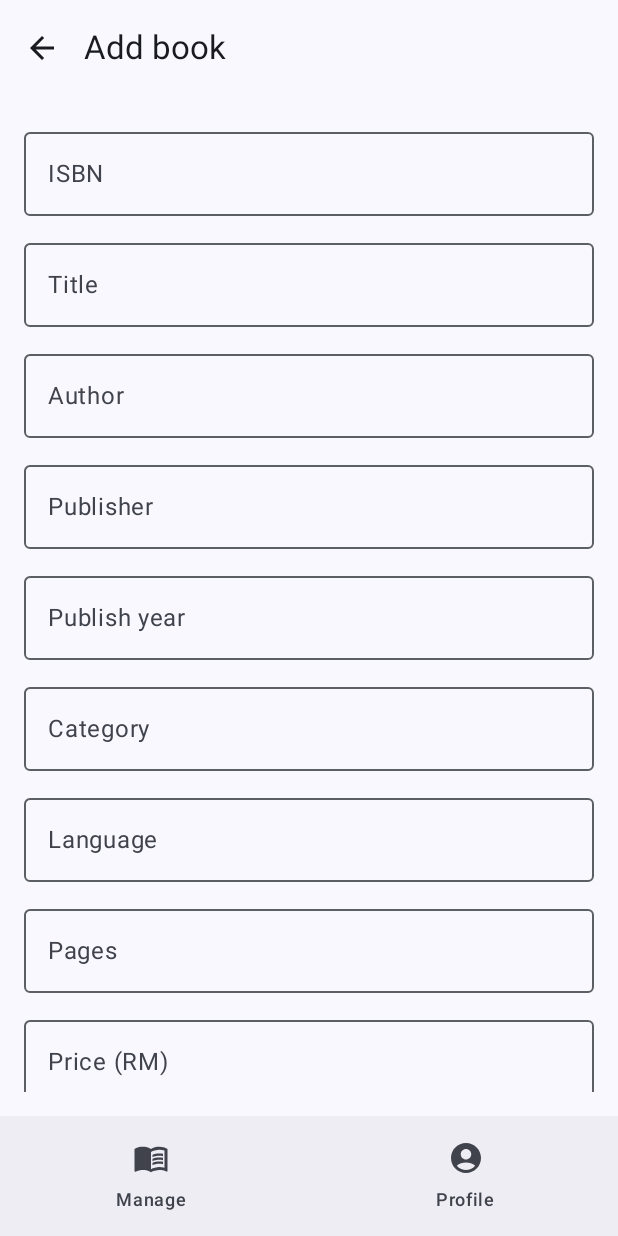
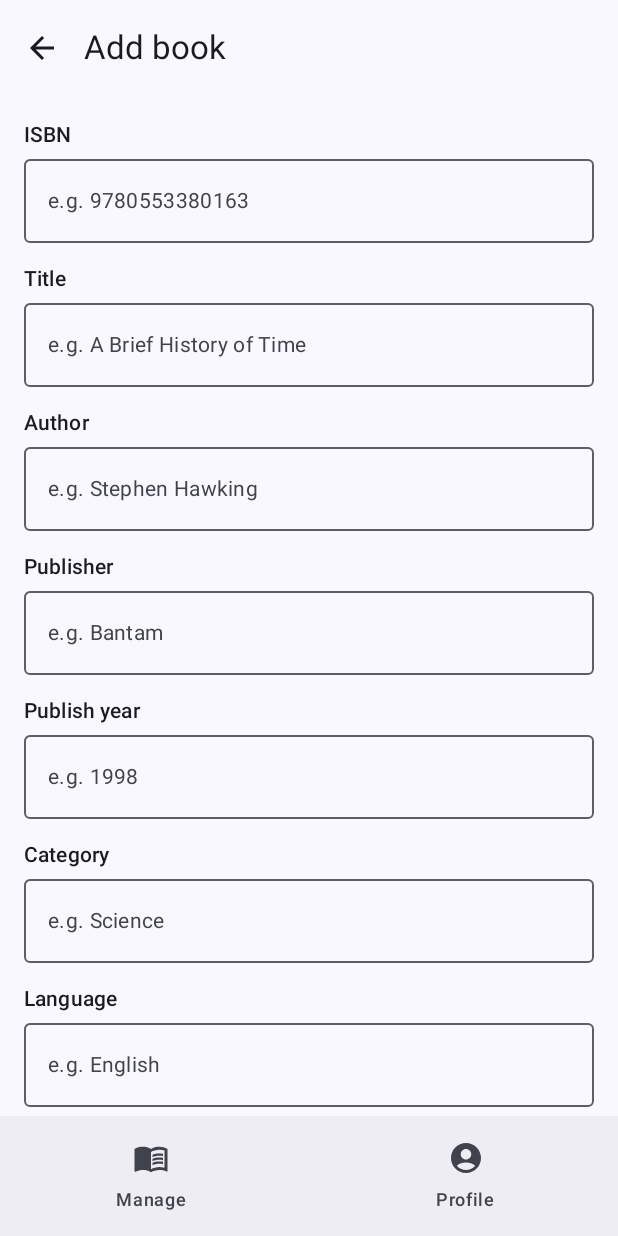
Before and after one commit to Vick-moo/Library_System, an Android app built with Jetpack Compose: the screen it shows after launch (MainActivity), after a tap on "Add book", on a phone screen of 412 x 824 dp. Run offline under Robolectric (Android 15) with nearby library versions, the phone set to English and light mode, and no system bars; libraries missing offline, so code that uses them is left out: io.github.jan.supabase; 20 statements that could not run were skipped.

Commit message:
M1 UI polish: FAB, labeled fields with e.g. hints, ime padding, rotation config, archive/discard confirmations, copy dialog layout

```diff
--- a/app/src/main/AndroidManifest.xml
+++ b/app/src/main/AndroidManifest.xml
@@ -15,6 +15,7 @@
         android:theme="@style/Theme.LibrarySystem">
         <activity
             android:name=".MainActivity"
+            android:configChanges="orientation|screenSize|smallestScreenSize|screenLayout|keyboardHidden"
             android:exported="true"
             android:label="@string/app_name"
             android:theme="@style/Theme.LibrarySystem"
--- /dev/null
+++ b/app/src/main/java/com/example/librarysystem/ui/components/FormField.kt
@@ -0,0 +1,61 @@
+package com.example.librarysystem.ui.components
+
+import androidx.compose.foundation.layout.Column
+import androidx.compose.foundation.layout.Spacer
+import androidx.compose.foundation.layout.fillMaxWidth
+import androidx.compose.foundation.layout.height
+import androidx.compose.foundation.text.KeyboardOptions
+import androidx.compose.material3.MaterialTheme
+import androidx.compose.material3.OutlinedTextField
+import androidx.compose.material3.Text
+import androidx.compose.runtime.Composable
+import androidx.compose.ui.Modifier
+import androidx.compose.ui.text.font.FontWeight
+import androidx.compose.ui.text.input.KeyboardType
+import androidx.compose.ui.unit.dp
+
+/**
+ * Standard form field: label sits above the box, the hint lives inside.
+ * Enforces maxLength while typing; multi-line fields also cap their height.
+ */
+@Composable
+fun LabeledField(
+    label: String,
+    value: String,
+    onValueChange: (String) -> Unit,
+    placeholder: String = "",
+    singleLine: Boolean = true,
+    maxLines: Int = if (singleLine) 1 else 5,
+    maxLength: Int = 200,
+    keyboard: KeyboardType = KeyboardType.Text,
+    readOnly: Boolean = false,
+    modifier: Modifier = Modifier
+) {
+    Column(modifier.fillMaxWidth()) {
+        Text(
+            label,
+            style = MaterialTheme.typography.labelLarge,
+            fontWeight = FontWeight.SemiBold
+        )
+        Spacer(Modifier.height(6.dp))
+        OutlinedTextField(
+            value = value,
+            onValueChange = { new -> if (new.length <= maxLength) onValueChange(new) },
+            placeholder = {
+                if (placeholder.isNotBlank()) {
+                    Text(
+                        placeholder,
+                        style = MaterialTheme.typography.bodyMedium,
+                        color = MaterialTheme.colorScheme.onSurfaceVariant
+                    )
+                }
+            },
+            singleLine = singleLine,
+            minLines = if (singleLine) 1 else 3,
+            maxLines = maxLines,
+            readOnly = readOnly,
+            keyboardOptions = KeyboardOptions(keyboardType = keyboard),
+            modifier = Modifier.fillMaxWidth()
+        )
+    }
+}
--- a/app/src/main/java/com/example/librarysystem/ui/manage/BookFormScreen.kt
+++ b/app/src/main/java/com/example/librarysystem/ui/manage/BookFormScreen.kt
@@ -2,17 +2,19 @@ package com.example.librarysystem.ui.manage
 
 import androidx.compose.foundation.layout.Arrangement
 import androidx.compose.foundation.layout.Column
+import androidx.compose.foundation.layout.PaddingValues
 import androidx.compose.foundation.layout.Spacer
 import androidx.compose.foundation.layout.WindowInsets
 import androidx.compose.foundation.layout.fillMaxSize
 import androidx.compose.foundation.layout.fillMaxWidth
 import androidx.compose.foundation.layout.height
+import androidx.compose.foundation.layout.imePadding
 import androidx.compose.foundation.layout.padding
-import androidx.compose.foundation.rememberScrollState
+import androidx.compose.foundation.lazy.LazyColumn
 import androidx.compose.foundation.text.KeyboardOptions
-import androidx.compose.foundation.verticalScroll
 import androidx.compose.material.icons.Icons
 import androidx.compose.material.icons.automirrored.filled.ArrowBack
+import androidx.compose.material3.AlertDialog
 import androidx.compose.material3.Button
 import androidx.compose.material3.CircularProgressIndicator
 import androidx.compose.material3.ExperimentalMaterial3Api
@@ -20,15 +22,22 @@ import androidx.compose.material3.Icon
 import androidx.compose.material3.IconButton
 import androidx.compose.material3.MaterialTheme
 import androidx.compose.material3.OutlinedButton
-import androidx.compose.material3.OutlinedTextField
 import androidx.compose.material3.Scaffold
 import androidx.compose.material3.Text
+import androidx.compose.material3.TextButton
 import androidx.compose.material3.TopAppBar
 import androidx.compose.runtime.Composable
+import androidx.compose.runtime.getValue
+import androidx.compose.runtime.mutableStateOf
+import androidx.compose.runtime.remember
+import androidx.compose.runtime.saveable.rememberSaveable
+import androidx.compose.runtime.setValue
 import androidx.compose.ui.Modifier
 import androidx.compose.ui.text.input.KeyboardType
 import androidx.compose.ui.unit.dp
+import androidx.activity.compose.BackHandler
 import androidx.lifecycle.viewmodel.compose.viewModel
+import com.example.librarysystem.ui.components.LabeledField
 
 @OptIn(ExperimentalMaterial3Api::class)
 @Composable
@@ -38,12 +47,25 @@ fun BookFormScreen(
     onSaved: () -> Unit,
     vm: BookFormViewModel = viewModel(key = bookId ?: "new") { BookFormViewModel(bookId) }
 ) {
+    var showDiscard by rememberSaveable { mutableStateOf(false) }
+    var showArchive by rememberSaveable { mutableStateOf(false) }
+
+    val hasChanges = vm.dirty || (!vm.isEdit && (
+        vm.isbn.isNotBlank() || vm.title.isNotBlank() || vm.author.isNotBlank()
+        ))
+
+    fun requestBack() {
+        if (hasChanges && !vm.saving) showDiscard = true else onBack()
+    }
+
+    BackHandler(enabled = hasChanges && !vm.saving) { showDiscard = true }
+
     Scaffold(
         topBar = {
             TopAppBar(
                 title = { Text(if (vm.isEdit) "Edit book" else "Add book") },
                 navigationIcon = {
-                    IconButton(onClick = onBack) {
+                    IconButton(onClick = { requestBack() }) {
                         Icon(Icons.AutoMirrored.Filled.ArrowBack, contentDescription = "Back")
                     }
                 },
@@ -62,56 +84,147 @@ fun BookFormScreen(
             return@Scaffold
         }
 
-        Column(
+        LazyColumn(
             modifier = Modifier
                 .fillMaxSize()
                 .padding(padding)
-                .padding(16.dp)
-                .verticalScroll(rememberScrollState()),
-            verticalArrangement = Arrangement.spacedBy(10.dp)
+                .imePadding(),
+            contentPadding = PaddingValues(16.dp),
+            verticalArrangement = Arrangement.spacedBy(14.dp)
         ) {
-            Field("ISBN", vm.isbn, vm.isEdit) { vm.update("isbn", it) }
-            Field("Title", vm.title) { vm.update("title", it) }
-            Field("Author", vm.author) { vm.update("author", it) }
-            Field("Publisher", vm.publisher) { vm.update("publisher", it) }
-            Field(
-                "Publish year", vm.publishYear,
+            item {
+                LabeledField(
+                    label = "ISBN",
+                    value = vm.isbn,
+                    onValueChange = { vm.update("isbn", it) },
+                    placeholder = "e.g. 9780553380163",
+                    maxLength = 20,
+                    readOnly = vm.isEdit,
                     keyboard = KeyboardType.Number
-            ) { vm.update("year", it) }
-            Field("Category", vm.category) { vm.update("category", it) }
-            Field("Language", vm.language) { vm.update("language", it) }
-            Field(
-                "Pages", vm.pages,
+                )
+            }
+            item {
+                LabeledField(
+                    label = "Title",
+                    value = vm.title,
+                    onValueChange = { vm.update("title", it) },
+                    placeholder = "e.g. A Brief History of Time",
+                    maxLength = 200
+                )
+            }
+            item {
+                LabeledField(
+                    label = "Author",
+                    value = vm.author,
+                    onValueChange = { vm.update("author", it) },
+                    placeholder = "e.g. Stephen Hawking",
+                    maxLength = 120
+                )
+            }
+            item {
+                LabeledField(
+                    label = "Publisher",
+                    value = vm.publisher,
+                    onValueChange = { vm.update("publisher", it) },
+                    placeholder = "e.g. Bantam",
+                    maxLength = 120
+                )
+            }
+            item {
+                LabeledField(
+                    label = "Publish year",
+                    value = vm.publishYear,
+                    onValueChange = { vm.update("year", it) },
+                    placeholder = "e.g. 1998",
+                    maxLength = 4,
                     keyboard = KeyboardType.Number
-            ) { vm.update("pages", it) }
-            Field(
-                "Price (RM)", vm.price,
+                )
+            }
+            item {
+                LabeledField(
+                    label = "Category",
+                    value = vm.category,
+                    onValueChange = { vm.update("category", it) },
+                    placeholder = "e.g. Science",
+                    maxLength = 50
+                )
+            }
+            item {
+                LabeledField(
+                    label = "Language",
+                    value = vm.language,
+                    onValueChange = { vm.update("language", it) },
+                    placeholder = "e.g. English",
+                    maxLength = 50
+                )
+            }
+            item {
+                LabeledField(
+                    label = "Pages",
+                    value = vm.pages,
+                    onValueChange = { vm.update("pages", it) },
+                    placeholder = "e.g. 212",
+                    maxLength = 6,
+                    keyboard = KeyboardType.Number
+                )
+            }
+            item {
+                LabeledField(
+                    label = "Price (RM)",
+                    value = vm.price,
+                    onValueChange = { vm.update("price", it) },
+                    placeholder = "e.g. 45.90",
+                    maxLength = 10,
                     keyboard = KeyboardType.Decimal
-            ) { vm.update("price", it) }
-            Field("Description", vm.description, singleLine = false) {
-                vm.update("description", it)
+                )
+            }
+            item {
+                LabeledField(
+                    label = "Description",
+                    value = vm.description,
+                    onValueChange = { vm.update("description", it) },
+                    placeholder = "e.g. Short summary of the book…",
+                    singleLine = false,
+                    maxLines = 10,
+                    maxLength = 1000
+                )
             }
 
             if (!vm.isEdit) {
+                item {
                     Text(
                         "Copies",
-                    style = MaterialTheme.typography.titleSmall,
-                    modifier = Modifier.padding(top = 6.dp)
+                        style = MaterialTheme.typography.titleSmall
                     )
-                Field(
-                    "How many copies?", vm.copyCount,
+                }
+                item {
+                    LabeledField(
+                        label = "How many copies?",
+                        value = vm.copyCount,
+                        onValueChange = { vm.update("copies", it) },
+                        placeholder = "e.g. 1",
+                        maxLength = 3,
                         keyboard = KeyboardType.Number
-                ) { vm.update("copies", it) }
-                Field("Shelf location (e.g. B-12)", vm.shelfLocation) {
-                    vm.update("shelf", it)
+                    )
+                }
+                item {
+                    LabeledField(
+                        label = "Shelf location",
+                        value = vm.shelfLocation,
+                        onValueChange = { vm.update("shelf", it) },
+                        placeholder = "e.g. B-12",
+                        maxLength = 30
+                    )
                 }
             }
 
-            vm.error?.let {
-                Text(it, color = MaterialTheme.colorScheme.error)
+            vm.error?.let { msg ->
+                item {
+                    Text(msg, color = MaterialTheme.colorScheme.error)
+                }
             }
 
-            Spacer(Modifier.height(4.dp))
+            item {
                 Button(
                     onClick = { vm.save(onSaved) },
                     enabled = !vm.saving,
@@ -119,10 +232,12 @@ fun BookFormScreen(
                 ) {
                     Text(if (vm.saving) "Saving…" else "Save")
                 }
+            }
 
             if (vm.isEdit) {
+                item {
                     OutlinedButton(
-                    onClick = { vm.delete(onSaved) },
+                        onClick = { showArchive = true },
                         enabled = !vm.saving,
                         modifier = Modifier.fillMaxWidth()
                     ) {
@@ -132,28 +247,48 @@ fun BookFormScreen(
                         )
                     }
                 }
-            Spacer(Modifier.height(24.dp))
             }
+
+            item { Spacer(Modifier.height(24.dp)) }
         }
     }
 
-@Composable
-private fun Field(
-    label: String,
-    value: String,
-    readOnly: Boolean = false,
-    singleLine: Boolean = true,
-    keyboard: KeyboardType = KeyboardType.Text,
-    onChange: (String) -> Unit
-) {
-    OutlinedTextField(
-        value = value,
-        onValueChange = onChange,
-        label = { Text(label) },
-        singleLine = singleLine,
-        readOnly = readOnly,
-        minLines = if (singleLine) 1 else 3,
-        keyboardOptions = KeyboardOptions(keyboardType = keyboard),
-        modifier = Modifier.fillMaxWidth()
+    if (showDiscard) {
+        AlertDialog(
+            onDismissRequest = { showDiscard = false },
+            title = { Text("Discard changes?") },
+            text = { Text("Everything you typed on this page will be lost.") },
+            confirmButton = {
+                TextButton(onClick = {
+                    showDiscard = false
+                    onBack()
+                }) { Text("Discard", color = MaterialTheme.colorScheme.error) }
+            },
+            dismissButton = {
+                TextButton(onClick = { showDiscard = false }) { Text("Keep editing") }
+            }
         )
     }
+
+    if (showArchive) {
+        AlertDialog(
+            onDismissRequest = { showArchive = false },
+            title = { Text("Archive this book?") },
+            text = {
+                Text(
+                    "The book and ALL of its copies will be removed from the catalogue. " +
+                        "Existing borrow records are kept."
+                )
+            },
+            confirmButton = {
+                TextButton(onClick = {
+                    showArchive = false
+                    vm.delete(onSaved)
+                }) { Text("Archive", color = MaterialTheme.colorScheme.error) }
+            },
+            dismissButton = {
+                TextButton(onClick = { showArchive = false }) { Text("Cancel") }
+            }
+        )
+    }
+}
--- a/app/src/main/java/com/example/librarysystem/ui/manage/BookFormViewModel.kt
+++ b/app/src/main/java/com/example/librarysystem/ui/manage/BookFormViewModel.kt
@@ -46,6 +46,10 @@ class BookFormViewModel(private val bookId: String?) : ViewModel() {
     var error by mutableStateOf<String?>(null)
         private set
 
+    /** True once the user edits any field (used for the discard confirmation). */
+    var dirty by mutableStateOf(false)
+        private set
+
     init {
         if (bookId != null) load()
     }
@@ -65,6 +69,7 @@ class BookFormViewModel(private val bookId: String?) : ViewModel() {
             "copies" -> copyCount = value.filter { it.isDigit() }
             "shelf" -> shelfLocation = value
         }
+        dirty = true
         error = null
     }
 
--- a/app/src/main/java/com/example/librarysystem/ui/manage/ManageScreen.kt
+++ b/app/src/main/java/com/example/librarysystem/ui/manage/ManageScreen.kt
@@ -22,6 +22,7 @@ import androidx.compose.material.icons.filled.Add
 import androidx.compose.material.icons.filled.MenuBook
 import androidx.compose.material3.CircularProgressIndicator
 import androidx.compose.material3.ExperimentalMaterial3Api
+import androidx.compose.material3.FloatingActionButton
 import androidx.compose.material3.HorizontalDivider
 import androidx.compose.material3.Icon
 import androidx.compose.material3.IconButton
@@ -56,13 +57,13 @@ fun ManageScreen(
         topBar = {
             TopAppBar(
                 title = { Text("Manage catalogue") },
-                actions = {
-                    IconButton(onClick = onAddBook) {
-                        Icon(Icons.Filled.Add, contentDescription = "Add book")
-                    }
-                },
                 windowInsets = WindowInsets(0, 0, 0, 0)
             )
+        },
+        floatingActionButton = {
+            FloatingActionButton(onClick = onAddBook) {
+                Icon(Icons.Filled.Add, contentDescription = "Add book")
+            }
         },
         contentWindowInsets = WindowInsets(0, 0, 0, 0)
     ) { padding ->
@@ -112,7 +113,7 @@ fun ManageScreen(
                                     thickness = 1.dp
                                 )
                             }
-                            item { Spacer(Modifier.height(16.dp)) }
+                            item { Spacer(Modifier.height(88.dp)) }
                         }
                     }
                 }
```
Also changed, not shown: app/src/main/java/com/example/librarysystem/ui/manage/CopiesScreen.kt (+28 -7 lines). Lines whose indentation alone changed are shown as unchanged.
